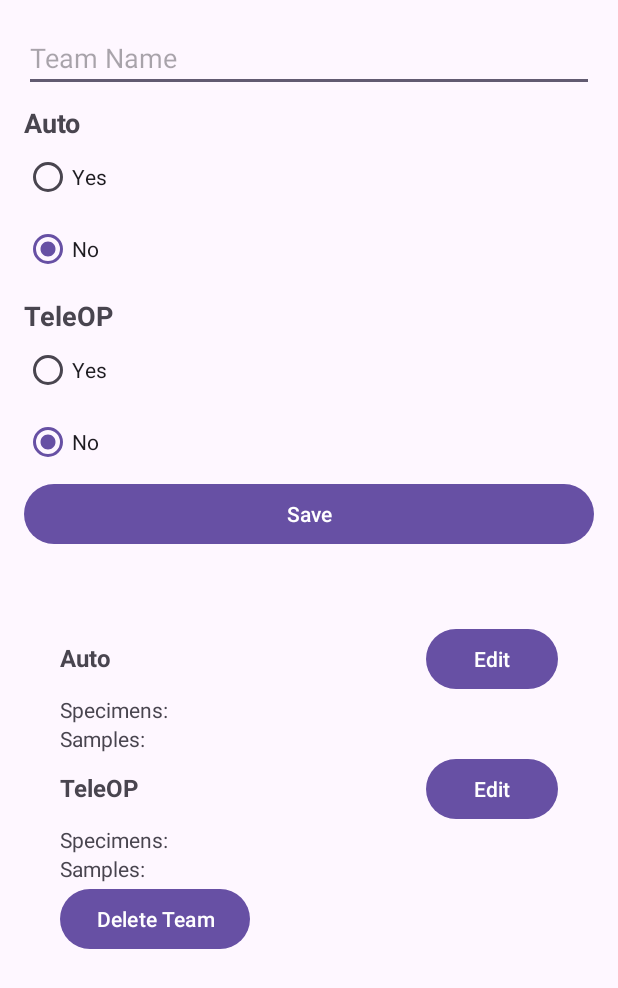
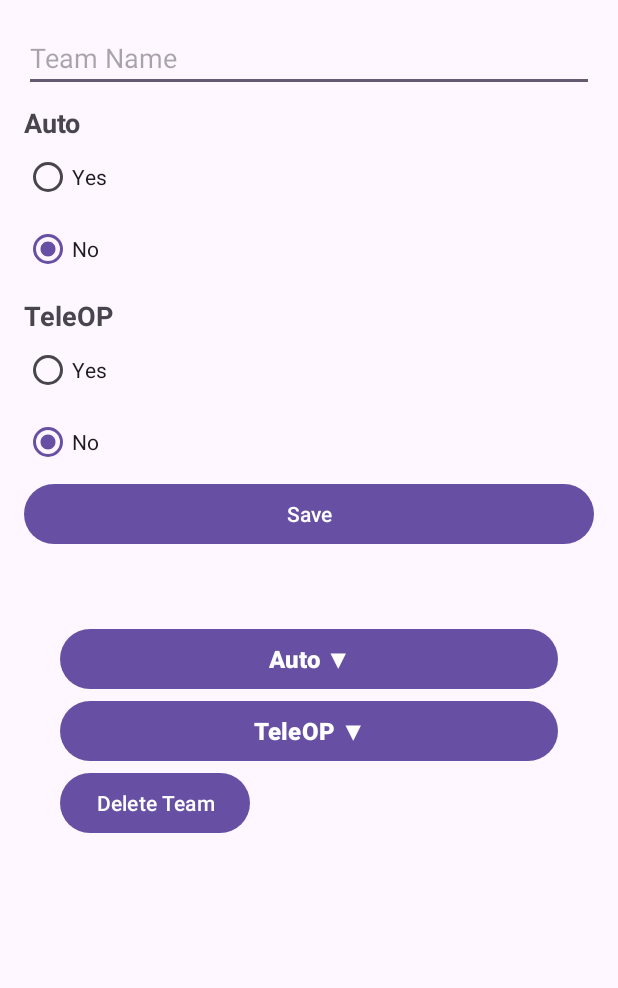
Before and after one commit to chinmaym505/FTC-2024-2025-Scouting-App, an Android app: the screen it shows after launch (MainActivity), after a tap on "Save", on a phone screen of 412 x 824 dp. Shown: the top 988 px of the screen. Run offline under Robolectric (Android 15) with nearby library versions, the phone set to English and light mode, and no system bars.

Commit message:
Implement toggle buttons and refactor team item layout for Auto and TeleOp sections.
- In `team_item.xml`:
  - Replace previous Auto and TeleOp layouts with toggle buttons.
  - Add `LinearLayout` containers for Auto and TeleOp data, initially hidden.
  - Each section contains edit buttons, specimens, and sample inputs.
- In `TeamAdapter.java`:
  - Add `autoContainer`, `teleOpContainer`, `autoToggleButton`, and `teleOpToggleButton` fields to `TeamViewHolder`.
  - Update `onBindViewHolder` to:
   - Set initial text for specimens and samples inputs.
   - Add click listeners to toggle buttons to expand/collapse Auto/TeleOp data.
   - Update the toggle button text when clicked between "▲" and "▼".
  - Add click listeners for edit buttons to trigger `onEditAutoClick` and `onEditTeleOpClick`.

```diff
--- a/app/src/main/java/com/example/ftcscouting/TeamAdapter.java
+++ b/app/src/main/java/com/example/ftcscouting/TeamAdapter.java
@@ -23,10 +23,14 @@ public class TeamAdapter extends RecyclerView.Adapter<TeamAdapter.TeamViewHolder
 
     public static class TeamViewHolder extends RecyclerView.ViewHolder {
         public TextView teamNameTextView;
+        public LinearLayout autoContainer;
+        public LinearLayout teleOpContainer;
         public EditText autoSpecimensInput;
         public EditText autoSamplesInput;
         public EditText teleOpSpecimensInput;
         public EditText teleOpSamplesInput;
+        public Button autoToggleButton;
+        public Button teleOpToggleButton;
         public Button editAutoButton;
         public Button editTeleOpButton;
         public Button deleteTeamButton;
@@ -34,10 +38,14 @@ public class TeamAdapter extends RecyclerView.Adapter<TeamAdapter.TeamViewHolder
         public TeamViewHolder(View itemView) {
             super(itemView);
             teamNameTextView = itemView.findViewById(R.id.teamNameTextView);
+            autoContainer = itemView.findViewById(R.id.autoContainer);
+            teleOpContainer = itemView.findViewById(R.id.teleOpContainer);
             autoSpecimensInput = itemView.findViewById(R.id.autoSpecimensInput);
             autoSamplesInput = itemView.findViewById(R.id.autoSamplesInput);
             teleOpSpecimensInput = itemView.findViewById(R.id.teleOpSpecimensInput);
             teleOpSamplesInput = itemView.findViewById(R.id.teleOpSamplesInput);
+            autoToggleButton = itemView.findViewById(R.id.autoToggleButton);
+            teleOpToggleButton = itemView.findViewById(R.id.teleOpToggleButton);
             editAutoButton = itemView.findViewById(R.id.editAutoButton);
             editTeleOpButton = itemView.findViewById(R.id.editTeleOpButton);
             deleteTeamButton = itemView.findViewById(R.id.deleteTeamButton);
@@ -56,29 +64,30 @@ public class TeamAdapter extends RecyclerView.Adapter<TeamAdapter.TeamViewHolder
         Team team = teams.get(position);
         holder.teamNameTextView.setText(team.getName());
 
-        if (team.isAuto()) {
-            holder.autoSpecimensInput.setVisibility(View.VISIBLE);
-            holder.autoSamplesInput.setVisibility(View.VISIBLE);
-            holder.autoSpecimensInput.setText(String.valueOf(team.getAutoSpecimens()));
-            holder.autoSamplesInput.setText(String.valueOf(team.getAutoSamples()));
-        } else {
-            holder.autoSpecimensInput.setVisibility(View.GONE);
-            holder.autoSamplesInput.setVisibility(View.GONE);
-            holder.autoSpecimensInput.setText("0");
-            holder.autoSamplesInput.setText("0");
-        }
+        holder.autoSpecimensInput.setText(String.valueOf(team.getAutoSpecimens()));
+        holder.autoSamplesInput.setText(String.valueOf(team.getAutoSamples()));
+        holder.teleOpSpecimensInput.setText(String.valueOf(team.getTeleOpSpecimens()));
+        holder.teleOpSamplesInput.setText(String.valueOf(team.getTeleOpSamples()));
 
-        if (team.isTeleOp()) {
-            holder.teleOpSpecimensInput.setVisibility(View.VISIBLE);
-            holder.teleOpSamplesInput.setVisibility(View.VISIBLE);
-            holder.teleOpSpecimensInput.setText(String.valueOf(team.getTeleOpSpecimens()));
-            holder.teleOpSamplesInput.setText(String.valueOf(team.getTeleOpSamples()));
-        } else {
-            holder.teleOpSpecimensInput.setVisibility(View.GONE);
-            holder.teleOpSamplesInput.setVisibility(View.GONE);
-            holder.teleOpSpecimensInput.setText("0");
-            holder.teleOpSamplesInput.setText("0");
-        }
+        holder.autoToggleButton.setOnClickListener(v -> {
+            if (holder.autoContainer.getVisibility() == View.GONE) {
+                holder.autoContainer.setVisibility(View.VISIBLE);
+                holder.autoToggleButton.setText("Auto ▲");
+            } else {
+                holder.autoContainer.setVisibility(View.GONE);
+                holder.autoToggleButton.setText("Auto ▼");
+            }
+        });
+
+        holder.teleOpToggleButton.setOnClickListener(v -> {
+            if (holder.teleOpContainer.getVisibility() == View.GONE) {
+                holder.teleOpContainer.setVisibility(View.VISIBLE);
+                holder.teleOpToggleButton.setText("TeleOP ▲");
+            } else {
+                holder.teleOpContainer.setVisibility(View.GONE);
+                holder.teleOpToggleButton.setText("TeleOP ▼");
+            }
+        });
 
         holder.editAutoButton.setOnClickListener(v -> onItemClickListener.onEditAutoClick(position));
         holder.editTeleOpButton.setOnClickListener(v -> onItemClickListener.onEditTeleOpClick(position));
--- a/app/src/main/res/layout/team_item.xml
+++ b/app/src/main/res/layout/team_item.xml
@@ -13,30 +13,21 @@
         android:textStyle="bold"
         android:text="Team Name"/>
 
-    <LinearLayout
+    <!-- Auto Section -->
+    <Button
+        android:id="@+id/autoToggleButton"
         android:layout_width="match_parent"
         android:layout_height="wrap_content"
-        android:orientation="vertical">
-
-        <LinearLayout
-            android:layout_width="match_parent"
-            android:layout_height="wrap_content"
-            android:orientation="horizontal">
-
-            <TextView
-                android:layout_width="0dp"
-                android:layout_height="wrap_content"
-                android:layout_weight="1"
-                android:text="Auto"
+        android:text="Auto ▼"
         android:textSize="16sp"
         android:textStyle="bold"/>
 
-            <Button
-                android:id="@+id/editAutoButton"
-                android:layout_width="wrap_content"
+    <LinearLayout
+        android:id="@+id/autoContainer"
+        android:layout_width="match_parent"
         android:layout_height="wrap_content"
-                android:text="Edit"/>
-        </LinearLayout>
+        android:orientation="vertical"
+        android:visibility="gone">
 
         <TextView
             android:id="@+id/autoSpecimensLabel"
@@ -61,32 +52,29 @@
             android:layout_width="match_parent"
             android:layout_height="wrap_content"
             android:inputType="number"/>
+
+        <Button
+            android:id="@+id/editAutoButton"
+            android:layout_width="wrap_content"
+            android:layout_height="wrap_content"
+            android:text="Edit Auto"/>
     </LinearLayout>
 
-    <LinearLayout
+    <!-- TeleOP Section -->
+    <Button
+        android:id="@+id/teleOpToggleButton"
         android:layout_width="match_parent"
         android:layout_height="wrap_content"
-        android:orientation="vertical">
-
-        <LinearLayout
-            android:layout_width="match_parent"
-            android:layout_height="wrap_content"
-            android:orientation="horizontal">
-
-            <TextView
-                android:layout_width="0dp"
-                android:layout_height="wrap_content"
-                android:layout_weight="1"
-                android:text="TeleOP"
+        android:text="TeleOP ▼"
         android:textSize="16sp"
         android:textStyle="bold"/>
 
-            <Button
-                android:id="@+id/editTeleOpButton"
-                android:layout_width="wrap_content"
+    <LinearLayout
+        android:id="@+id/teleOpContainer"
+        android:layout_width="match_parent"
         android:layout_height="wrap_content"
-                android:text="Edit"/>
-        </LinearLayout>
+        android:orientation="vertical"
+        android:visibility="gone">
 
         <TextView
             android:id="@+id/teleOpSpecimensLabel"
@@ -111,6 +99,12 @@
             android:layout_width="match_parent"
             android:layout_height="wrap_content"
             android:inputType="number"/>
+
+        <Button
+            android:id="@+id/editTeleOpButton"
+            android:layout_width="wrap_content"
+            android:layout_height="wrap_content"
+            android:text="Edit TeleOP"/>
     </LinearLayout>
 
     <Button
```
Lines whose indentation alone changed are shown as unchanged.
